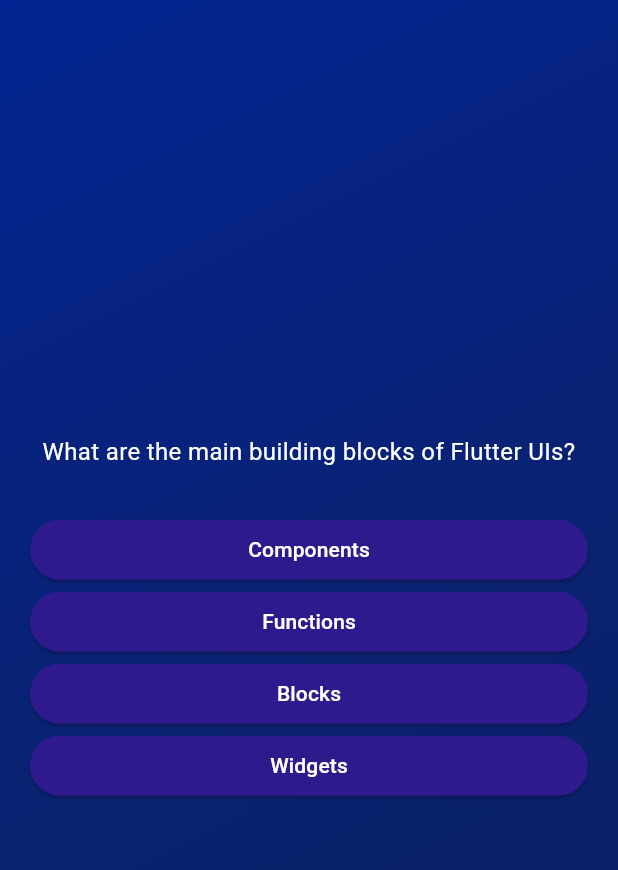
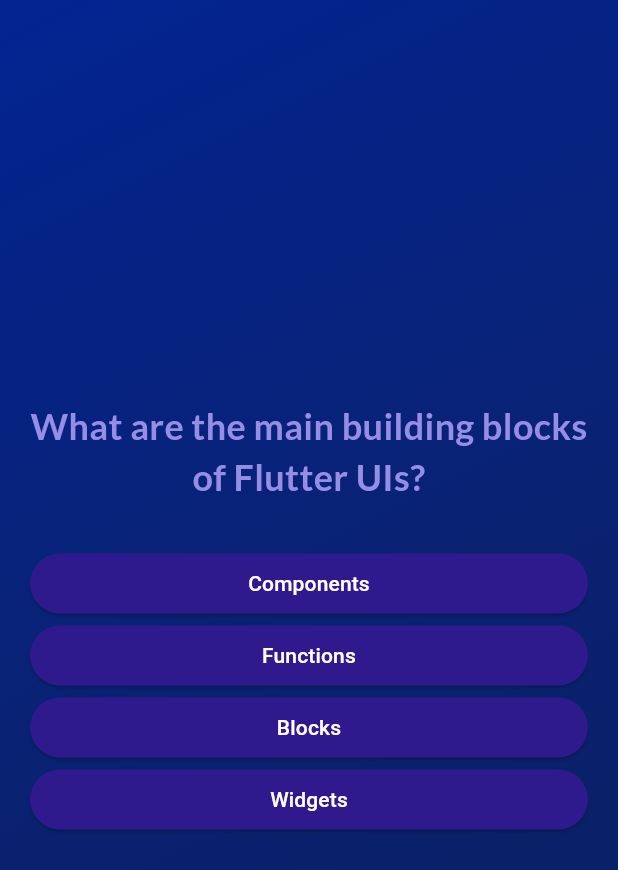
Before and after one commit to me-ricovillais/flutter_quizapp, a Flutter app: the screen it shows after launch, after a tap on "Start Quiz", on a phone screen of 412 x 824 dp. Shown: the top 870 px of the screen. Run offline on Flutter 3.47's test engine with Material 3 defaults, Android fonts, the phone set to English and light mode, and no system bars; our stand-ins replace google_fonts.

Commit message:
third-party - adding google fonts

```diff
--- a/lib/answer_button.dart
+++ b/lib/answer_button.dart
@@ -25,7 +25,10 @@ class AnswerButton extends StatelessWidget {
           borderRadius: BorderRadius.circular(40),
         ),
       ),
-      child: Text(answerText),
+      child: Text(
+        answerText,
+        textAlign: TextAlign.center,
+      ),
     );
   }
 }
--- a/lib/questions_screen.dart
+++ b/lib/questions_screen.dart
@@ -1,4 +1,6 @@
 import 'package:flutter/material.dart';
+import 'package:google_fonts/google_fonts.dart';
+
 import 'package:quizapp/answer_button.dart';
 import 'package:quizapp/data/questions.dart';
 
@@ -34,9 +36,10 @@ class _QuestionScreenState extends State<QuestionsScreen> {
           children: [
             Text(
               currentQuestions.text,
-              style: const TextStyle(
-                color: Colors.white,
-                fontSize: 16,
+              style: GoogleFonts.lato(
+                color: const Color.fromARGB(255, 150, 141, 230),
+                fontSize: 24,
+                fontWeight: FontWeight.bold,
               ),
               textAlign: TextAlign.center,
             ),
--- a/lib/quiz.dart
+++ b/lib/quiz.dart
@@ -1,4 +1,5 @@
 import 'package:flutter/material.dart';
+
 import 'package:quizapp/start_screen.dart';
 import 'package:quizapp/questions_screen.dart';
 
--- a/lib/start_screen.dart
+++ b/lib/start_screen.dart
@@ -1,4 +1,5 @@
 import 'package:flutter/material.dart';
+import 'package:google_fonts/google_fonts.dart';
 
 const startAlignment = Alignment.topLeft;
 const endAlignment = Alignment.bottomRight;
@@ -22,9 +23,9 @@ class StartScreen extends StatelessWidget {
           const SizedBox(
             height: 80,
           ),
-          const Text(
+          Text(
             'Learn Flutter the fun way',
-            style: TextStyle(
+            style: GoogleFonts.lato(
               color: Colors.white,
               fontSize: 24,
             ),
--- a/pubspec.yaml
+++ b/pubspec.yaml
@@ -35,6 +35,7 @@ dependencies:
   # The following adds the Cupertino Icons font to your application.
   # Use with the CupertinoIcons class for iOS style icons.
   cupertino_icons: ^1.0.6
+  google_fonts: ^6.2.1
 
 dev_dependencies:
   flutter_test:
```
Also changed, not shown: pubspec.lock, 1 other file.
